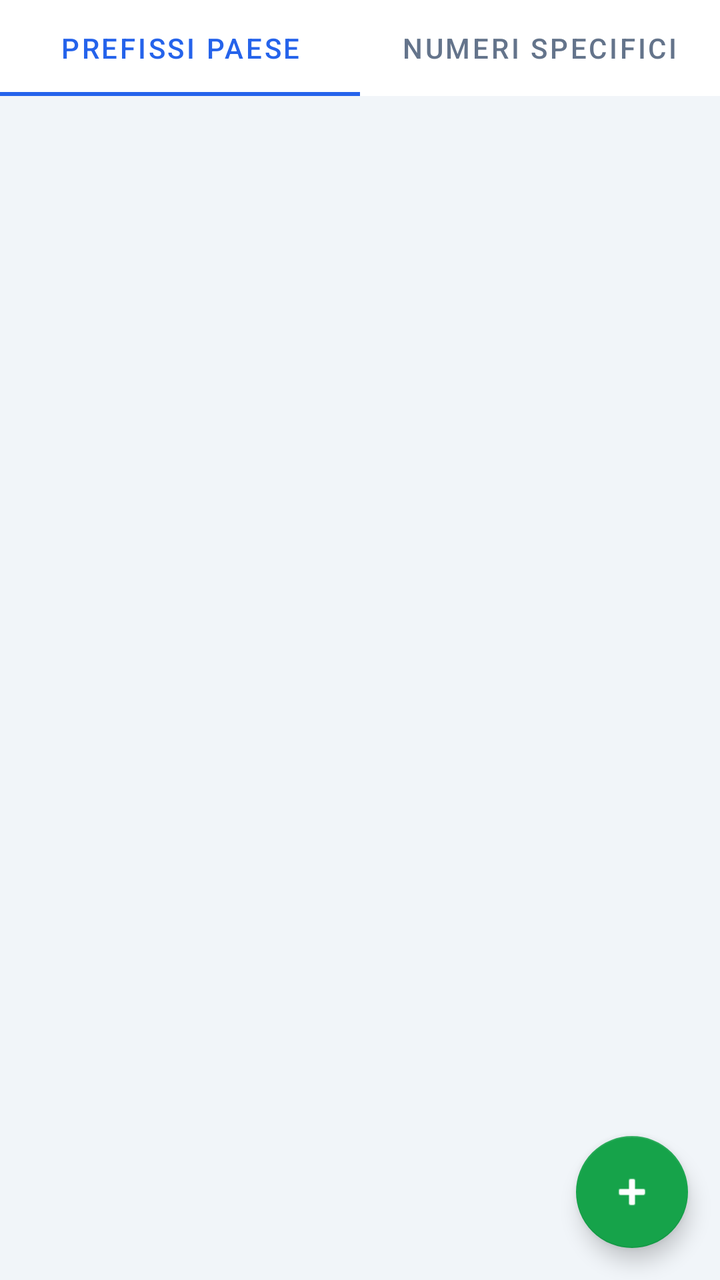
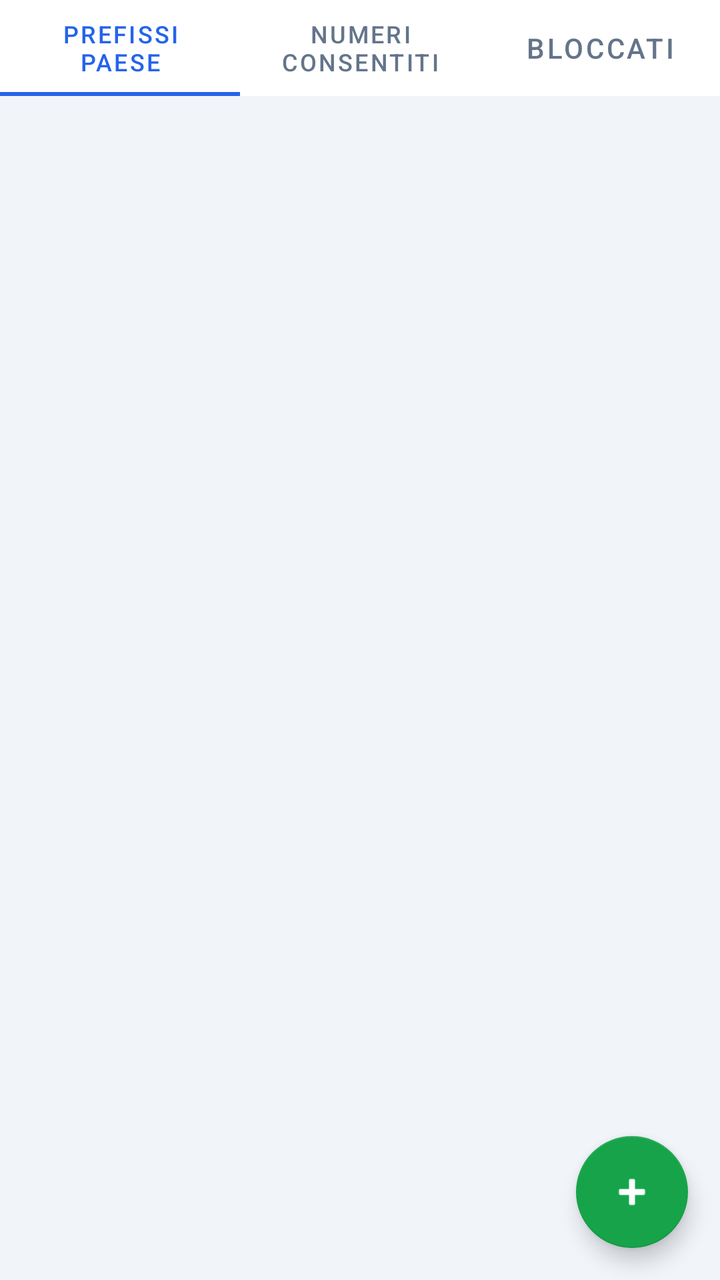

The first picture is an Android layout as it rendered before a commit; the second is the same layout after the commit. The layout source and the unified diff follow.
<!-- AndroidManifest.xml: application theme Theme.ScudoChiamate -->
<!-- res/layout/activity_manage_whitelist.xml -->
<?xml version="1.0" encoding="utf-8"?>
<androidx.coordinatorlayout.widget.CoordinatorLayout
    xmlns:android="http://schemas.android.com/apk/res/android"
    xmlns:app="http://schemas.android.com/apk/res-auto"
    android:layout_width="match_parent"
    android:layout_height="match_parent"
    android:background="@color/background">

    <LinearLayout
        android:layout_width="match_parent"
        android:layout_height="match_parent"
        android:orientation="vertical">

        
        <com.google.android.material.tabs.TabLayout
            android:id="@+id/tabsWhitelist"
            android:layout_width="match_parent"
            android:layout_height="wrap_content"
            app:tabGravity="fill"
            app:tabMode="fixed"
            app:tabSelectedTextColor="@color/primary"
            app:tabTextColor="@color/text_secondary">

            <com.google.android.material.tabs.TabItem
                android:layout_width="wrap_content"
                android:layout_height="wrap_content"
                android:text="@string/tab_prefixes" />

            <com.google.android.material.tabs.TabItem
                android:layout_width="wrap_content"
                android:layout_height="wrap_content"
                android:text="@string/tab_numbers" />
        </com.google.android.material.tabs.TabLayout>

        <TextView
            android:id="@+id/tvWhitelistEmpty"
            android:layout_width="match_parent"
            android:layout_height="wrap_content"
            android:text="@string/whitelist_empty"
            android:textColor="@color/text_secondary"
            android:gravity="center"
            android:padding="32dp"
            android:visibility="gone" />

        <androidx.recyclerview.widget.RecyclerView
            android:id="@+id/rvWhitelist"
            android:layout_width="match_parent"
            android:layout_height="0dp"
            android:layout_weight="1"
            android:padding="16dp"
            android:clipToPadding="false" />

    </LinearLayout>

    
    <com.google.android.material.floatingactionbutton.FloatingActionButton
        android:id="@+id/fabAdd"
        android:layout_width="wrap_content"
        android:layout_height="wrap_content"
        android:layout_gravity="bottom|end"
        android:layout_margin="16dp"
        android:src="@android:drawable/ic_input_add"
        app:backgroundTint="@color/green_active"
        android:contentDescription="@string/btn_add" />

</androidx.coordinatorlayout.widget.CoordinatorLayout>
<!-- resources referenced by this layout -->
<resources>
  <color name="background">#F1F5F9</color>
  <color name="green_active">#16A34A</color>
  <color name="primary">#2563EB</color>
  <color name="text_secondary">#64748B</color>
  <string name="btn_add">Aggiungi</string>
  <string name="tab_numbers">Numeri specifici</string>
  <string name="tab_prefixes">Prefissi Paese</string>
  <string name="whitelist_empty">Nessun elemento. Tocca + per aggiungere.</string>
  <style name="Theme.ScudoChiamate" parent="Theme.MaterialComponents.DayNight.DarkActionBar">
          <item name="colorPrimary">@color/primary</item>
          <item name="colorPrimaryVariant">@color/primary_dark</item>
          <item name="colorOnPrimary">@color/white</item>
          <item name="colorSecondary">@color/green_active</item>
          <item name="colorOnSecondary">@color/white</item>
          <item name="android:statusBarColor">@color/primary_dark</item>
          <item name="android:windowBackground">@color/background</item>
      </style>
  <color name="primary_dark">#1D4ED8</color>
  <color name="white">#FFFFFFFF</color>
</resources>

<!-- the commit's change to res/layout/activity_manage_whitelist.xml (unified diff, before → after) -->
@@ -30,6 +30,11 @@
                 android:layout_width="wrap_content"
                 android:layout_height="wrap_content"
                 android:text="@string/tab_numbers" />
+
+            <com.google.android.material.tabs.TabItem
+                android:layout_width="wrap_content"
+                android:layout_height="wrap_content"
+                android:text="@string/tab_blocked" />
         </com.google.android.material.tabs.TabLayout>
 
         <TextView
<!-- resource entries referenced after the edit -->
@@ -5,7 +5,8 @@
   <color name="primary">#2563EB</color>
   <color name="text_secondary">#64748B</color>
   <string name="btn_add">Aggiungi</string>
-  <string name="tab_numbers">Numeri specifici</string>
+  <string name="tab_blocked">Bloccati</string>
+  <string name="tab_numbers">Numeri consentiti</string>
   <string name="tab_prefixes">Prefissi Paese</string>
   <string name="whitelist_empty">Nessun elemento. Tocca + per aggiungere.</string>
   <style name="Theme.ScudoChiamate" parent="Theme.MaterialComponents.DayNight.DarkActionBar">
